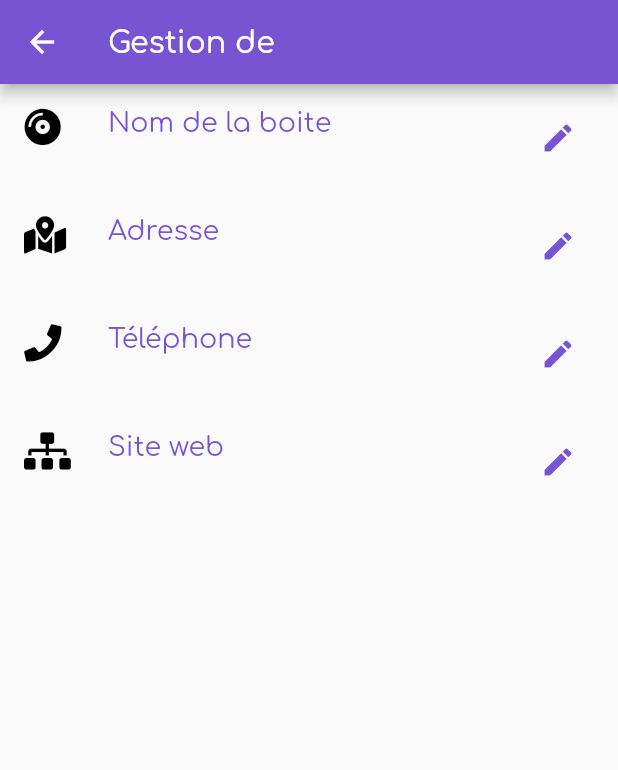
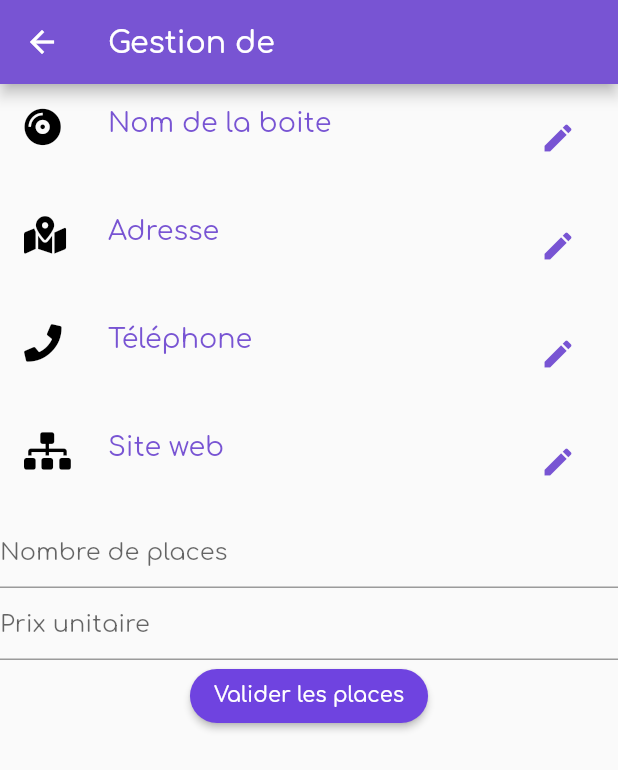
Before and after one commit to jeremySrgt/bloon_pro, a Flutter app: the ManageClub screen opened directly with empty values, on a phone screen of 412 x 824 dp. Shown: the top 770 px of the screen. Run offline on Flutter 3.47's test engine with Material 2 defaults, Android fonts, the phone set to English and light mode, and no system bars; our stand-ins replace cloud_firestore, convert, firebase_auth, firebase_storage, font_awesome_flutter, image_picker and 2 more; accounts and stored records are empty; project files that could hold a hidden picture were left out.

Commit message:
admin are now able to add tickets at a choosen price for their club

```diff
--- a/lib/manageClub.dart
+++ b/lib/manageClub.dart
@@ -18,7 +18,7 @@ class ManageClub extends StatefulWidget {
 class _ManageClubState extends State<ManageClub> {
   CrudMethods crudObj = new CrudMethods();
   final _formKey = GlobalKey<FormState>();
-
+  final _placeFormKey = GlobalKey<FormState>();
 
   Widget _clubNameField(clubData) {
     return ListTile(
@@ -49,7 +49,8 @@ class _ManageClubState extends State<ManageClub> {
                         Padding(
                           padding: EdgeInsets.all(8.0),
                           child: TextFormField(
-                            decoration: InputDecoration(hintText: 'Nom de la boite'),
+                            decoration:
+                                InputDecoration(hintText: 'Nom de la boite'),
                             onSaved: (value) => _name = value.trim(),
                           ),
                         ),
@@ -67,7 +68,8 @@ class _ManageClubState extends State<ManageClub> {
                             onPressed: () {
                               if (_formKey.currentState.validate()) {
                                 _formKey.currentState.save();
-                                crudObj.updateCLubDataWithId({'name': _name}, widget.clubId);
+                                crudObj.updateCLubDataWithId(
+                                    {'name': _name}, widget.clubId);
                                 Navigator.pop(context);
                               }
                             },
@@ -128,7 +130,7 @@ class _ManageClubState extends State<ManageClub> {
                             color: Theme.of(context).accentColor,
                             shape: RoundedRectangleBorder(
                                 borderRadius:
-                                BorderRadius.all(Radius.circular(20.0))),
+                                    BorderRadius.all(Radius.circular(20.0))),
                             child: Text(
                               "Valider",
                               style: TextStyle(color: Colors.white),
@@ -136,7 +138,8 @@ class _ManageClubState extends State<ManageClub> {
                             onPressed: () {
                               if (_formKey.currentState.validate()) {
                                 _formKey.currentState.save();
-                                crudObj.updateCLubDataWithId({'adress': _adress}, widget.clubId);
+                                crudObj.updateCLubDataWithId(
+                                    {'adress': _adress}, widget.clubId);
                                 Navigator.pop(context);
                               }
                             },
@@ -158,7 +161,6 @@ class _ManageClubState extends State<ManageClub> {
     );
   }
 
-
   String validatePhone(String value) {
     if (value.length != 10)
       return 'Veuillez entrer un numéro valide';
@@ -167,7 +169,6 @@ class _ManageClubState extends State<ManageClub> {
   }
 
   Widget _clubPhoneField(clubData) {
-
     return ListTile(
       leading: Icon(
         FontAwesomeIcons.phone,
@@ -208,7 +209,7 @@ class _ManageClubState extends State<ManageClub> {
                             color: Theme.of(context).accentColor,
                             shape: RoundedRectangleBorder(
                                 borderRadius:
-                                BorderRadius.all(Radius.circular(20.0))),
+                                    BorderRadius.all(Radius.circular(20.0))),
                             child: Text(
                               "Valider",
                               style: TextStyle(color: Colors.white),
@@ -216,7 +217,8 @@ class _ManageClubState extends State<ManageClub> {
                             onPressed: () {
                               if (_formKey.currentState.validate()) {
                                 _formKey.currentState.save();
-                                crudObj.updateCLubDataWithId({'phone': _phone}, widget.clubId);
+                                crudObj.updateCLubDataWithId(
+                                    {'phone': _phone}, widget.clubId);
                                 Navigator.pop(context);
                               }
                             },
@@ -238,9 +240,7 @@ class _ManageClubState extends State<ManageClub> {
     );
   }
 
-
   Widget _clubSiteUrlField(clubData) {
-
     return ListTile(
       leading: Icon(
         FontAwesomeIcons.sitemap,
@@ -279,7 +279,7 @@ class _ManageClubState extends State<ManageClub> {
                             color: Theme.of(context).accentColor,
                             shape: RoundedRectangleBorder(
                                 borderRadius:
-                                BorderRadius.all(Radius.circular(20.0))),
+                                    BorderRadius.all(Radius.circular(20.0))),
                             child: Text(
                               "Valider",
                               style: TextStyle(color: Colors.white),
@@ -287,7 +287,8 @@ class _ManageClubState extends State<ManageClub> {
                             onPressed: () {
                               if (_formKey.currentState.validate()) {
                                 _formKey.currentState.save();
-                                crudObj.updateCLubDataWithId({'siteUrl': _site}, widget.clubId);
+                                crudObj.updateCLubDataWithId(
+                                    {'siteUrl': _site}, widget.clubId);
                                 Navigator.pop(context);
                               }
                             },
@@ -309,7 +310,6 @@ class _ManageClubState extends State<ManageClub> {
     );
   }
 
-
   Widget _pageConstruct(clubData) {
     return SingleChildScrollView(
       child: Column(
@@ -320,6 +320,65 @@ class _ManageClubState extends State<ManageClub> {
           _clubSiteUrlField(clubData)
         ],
       ),
+    );
+  }
+
+  String validatePlaceForm(String value) {
+    if (value.length == 0)
+      return 'Veuillez saisir une valeur';
+    else
+      return null;
+  }
+
+  int _placesPrice;
+  int _numberOfPlaces;
+
+  void addPlaceToClub(numberOfPlace, placePrice) async{
+    Map<String, dynamic> placeInfo = {"price": _placesPrice};
+    for(int i = 0; i<numberOfPlace; i++){
+      print("dans le for $i");
+      Firestore.instance.collection('club').document(widget.clubId).collection('placesDispo').add(placeInfo);
+    }
+  }
+
+  Widget _showAddPlacesToClub() {
+    return Column(
+      children: <Widget>[
+        Form(
+          key: _placeFormKey,
+          child: Column(
+            children: <Widget>[
+              TextFormField(
+                validator: validatePlaceForm,
+                keyboardType: TextInputType.number,
+                decoration: InputDecoration(hintText: 'Nombre de places'),
+                onSaved: (value) => _numberOfPlaces = int.parse(value),
+              ),
+              TextFormField(
+                validator: validatePlaceForm,
+                keyboardType: TextInputType.number,
+                decoration: InputDecoration(hintText: 'Prix unitaire'),
+                onSaved: (value) => _placesPrice = int.parse(value),
+              ),
+            ],
+          ),
+        ),
+        RaisedButton(
+          color: Theme.of(context).accentColor,
+          shape: RoundedRectangleBorder(
+              borderRadius: BorderRadius.all(Radius.circular(20.0))),
+          child: Text(
+            "Valider les places",
+            style: TextStyle(color: Colors.white),
+          ),
+          onPressed: () {
+            if (_placeFormKey.currentState.validate()) {
+              _placeFormKey.currentState.save();
+              addPlaceToClub(_numberOfPlaces, _placesPrice);
+            }
+          },
+        ),
+      ],
     );
   }
 
@@ -340,7 +399,12 @@ class _ManageClubState extends State<ManageClub> {
             }
 
             var clubData = snapshot.data;
-            return _pageConstruct(clubData);
+            return Column(
+              children: <Widget>[
+                _pageConstruct(clubData),
+                _showAddPlacesToClub()
+              ],
+            );
           },
         ));
   }
```
